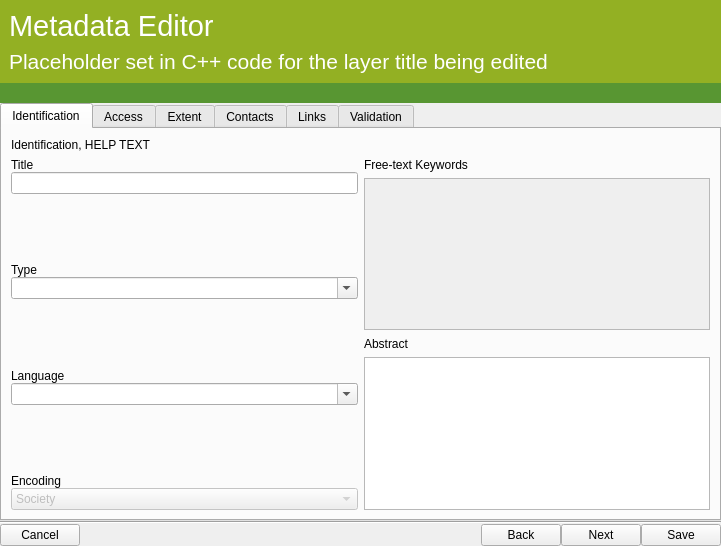
Before: the Qt Designer form src/ui/qgsmetadatawizard.ui in qgis/QGIS, drawn with Qt 5.
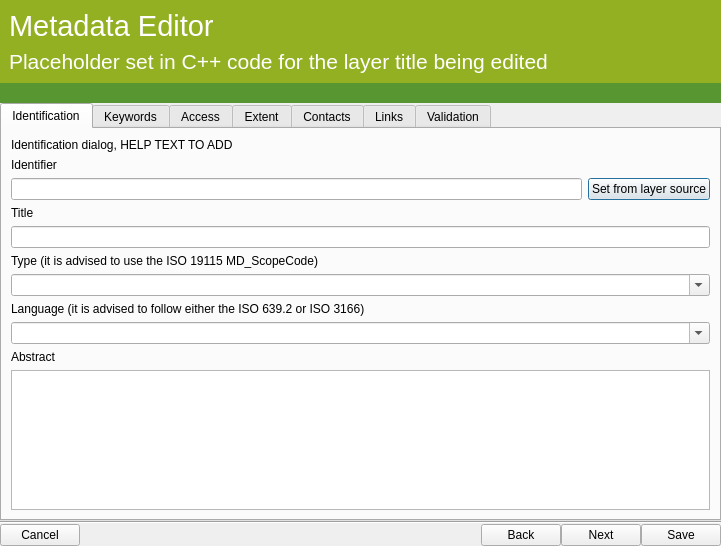
After: the same form once the commit is applied. Icons and pictures are not drawn.

Commit message: add link type CSV, add keywords

The edit to the form file:
```diff
--- a/src/ui/qgsmetadatawizard.ui
+++ b/src/ui/qgsmetadatawizard.ui
@@ -99,17 +99,31 @@
        <item>
         <widget class="QLabel" name="label_11">
          <property name="text">
-          <string>Identification, HELP TEXT</string>
+          <string>Identification dialog, HELP TEXT TO ADD</string>
+         </property>
+        </widget>
+       </item>
+       <item>
+        <widget class="QLabel" name="label_3">
+         <property name="text">
+          <string>Identifier</string>
          </property>
         </widget>
        </item>
        <item>
         <layout class="QHBoxLayout" name="horizontalLayout">
          <item>
-          <layout class="QVBoxLayout" name="verticalLayout_2">
-           <property name="spacing">
-            <number>0</number>
+          <widget class="QLineEdit" name="lineEditIdentifier"/>
+         </item>
+         <item>
+          <widget class="QPushButton" name="btnAutoSource">
+           <property name="text">
+            <string>Set from layer source</string>
            </property>
+          </widget>
+         </item>
+        </layout>
+       </item>
            <item>
             <widget class="QLabel" name="label_2">
              <property name="text">
@@ -128,22 +142,9 @@
             </widget>
            </item>
            <item>
-            <spacer name="verticalSpacer">
-             <property name="orientation">
-              <enum>Qt::Vertical</enum>
-             </property>
-             <property name="sizeHint" stdset="0">
-              <size>
-               <width>20</width>
-               <height>40</height>
-              </size>
-             </property>
-            </spacer>
-           </item>
-           <item>
-            <widget class="QLabel" name="label_3">
+        <widget class="QLabel" name="label_7">
              <property name="text">
-              <string>Type</string>
+          <string>Type (it is advised to use the ISO 19115 MD_ScopeCode)</string>
              </property>
             </widget>
            </item>
@@ -157,23 +158,10 @@
              </property>
             </widget>
            </item>
-           <item>
-            <spacer name="verticalSpacer_5">
-             <property name="orientation">
-              <enum>Qt::Vertical</enum>
-             </property>
-             <property name="sizeHint" stdset="0">
-              <size>
-               <width>20</width>
-               <height>40</height>
-              </size>
-             </property>
-            </spacer>
-           </item>
            <item>
             <widget class="QLabel" name="label_4">
              <property name="text">
-              <string>Language</string>
+          <string>Language (it is advised to follow either the ISO 639.2 or ISO 3166)</string>
              </property>
             </widget>
            </item>
@@ -188,102 +176,6 @@
             </widget>
            </item>
            <item>
-            <spacer name="verticalSpacer_6">
-             <property name="orientation">
-              <enum>Qt::Vertical</enum>
-             </property>
-             <property name="sizeHint" stdset="0">
-              <size>
-               <width>20</width>
-               <height>40</height>
-              </size>
-             </property>
-            </spacer>
-           </item>
-           <item>
-            <widget class="QLabel" name="label_8">
-             <property name="text">
-              <string>Encoding</string>
-             </property>
-            </widget>
-           </item>
-           <item>
-            <widget class="QComboBox" name="comboBox">
-             <property name="enabled">
-              <bool>false</bool>
-             </property>
-             <item>
-              <property name="text">
-               <string>Society</string>
-              </property>
-             </item>
-             <item>
-              <property name="text">
-               <string>Economy</string>
-              </property>
-             </item>
-             <item>
-              <property name="text">
-               <string>Utilities Communication</string>
-              </property>
-             </item>
-             <item>
-              <property name="text">
-               <string>Environment</string>
-              </property>
-             </item>
-             <item>
-              <property name="text">
-               <string>Oceans</string>
-              </property>
-             </item>
-            </widget>
-           </item>
-          </layout>
-         </item>
-         <item>
-          <layout class="QVBoxLayout" name="verticalLayout_3">
-           <item>
-            <widget class="QLabel" name="label_7">
-             <property name="text">
-              <string>Free-text Keywords</string>
-             </property>
-            </widget>
-           </item>
-           <item>
-            <widget class="QTextEdit" name="textEditKeywords">
-             <property name="enabled">
-              <bool>false</bool>
-             </property>
-            </widget>
-           </item>
-           <item>
-            <spacer name="verticalSpacer_3">
-             <property name="orientation">
-              <enum>Qt::Vertical</enum>
-             </property>
-             <property name="sizeHint" stdset="0">
-              <size>
-               <width>20</width>
-               <height>40</height>
-              </size>
-             </property>
-            </spacer>
-           </item>
-           <item>
-            <spacer name="verticalSpacer_2">
-             <property name="orientation">
-              <enum>Qt::Vertical</enum>
-             </property>
-             <property name="sizeHint" stdset="0">
-              <size>
-               <width>20</width>
-               <height>40</height>
-              </size>
-             </property>
-            </spacer>
-           </item>
-           <item>
             <widget class="QLabel" name="label_6">
              <property name="text">
               <string>Abstract</string>
@@ -301,6 +193,87 @@
             </widget>
            </item>
           </layout>
+     </widget>
+     <widget class="QWidget" name="tab_7">
+      <attribute name="title">
+       <string>Keywords</string>
+      </attribute>
+      <layout class="QVBoxLayout" name="verticalLayout_2">
+       <item>
+        <widget class="QLabel" name="label_17">
+         <property name="text">
+          <string>Keywords dialog, the VOCABULARY must be unique. HELP TEXT TO ADD</string>
+         </property>
+        </widget>
+       </item>
+       <item>
+        <widget class="QTableWidget" name="tabKeywords">
+         <property name="alternatingRowColors">
+          <bool>true</bool>
+         </property>
+         <property name="selectionMode">
+          <enum>QAbstractItemView::SingleSelection</enum>
+         </property>
+         <property name="selectionBehavior">
+          <enum>QAbstractItemView::SelectRows</enum>
+         </property>
+         <attribute name="horizontalHeaderStretchLastSection">
+          <bool>true</bool>
+         </attribute>
+         <column>
+          <property name="text">
+           <string>Vocabulary</string>
+          </property>
+         </column>
+         <column>
+          <property name="text">
+           <string>Keywords</string>
+          </property>
+         </column>
+        </widget>
+       </item>
+       <item>
+        <layout class="QHBoxLayout" name="horizontalLayout_5">
+         <item>
+          <widget class="QPushButton" name="btnAddVocabulary">
+           <property name="toolTip">
+            <string>Add class</string>
+           </property>
+           <property name="icon">
+            <iconset resource="../../images/images.qrc">
+             <normaloff>:/images/themes/default/symbologyAdd.svg</normaloff>:/images/themes/default/symbologyAdd.svg</iconset>
+           </property>
+           <property name="autoDefault">
+            <bool>false</bool>
+           </property>
+          </widget>
+         </item>
+         <item>
+          <widget class="QPushButton" name="btnRemoveVocabulary">
+           <property name="toolTip">
+            <string>Delete</string>
+           </property>
+           <property name="icon">
+            <iconset resource="../../images/images.qrc">
+             <normaloff>:/images/themes/default/symbologyRemove.svg</normaloff>:/images/themes/default/symbologyRemove.svg</iconset>
+           </property>
+           <property name="autoDefault">
+            <bool>false</bool>
+           </property>
+          </widget>
+         </item>
+         <item>
+          <spacer name="horizontalSpacer_5">
+           <property name="orientation">
+            <enum>Qt::Horizontal</enum>
+           </property>
+           <property name="sizeHint" stdset="0">
+            <size>
+             <width>40</width>
+             <height>20</height>
+            </size>
+           </property>
+          </spacer>
          </item>
         </layout>
        </item>
```
Left out of the diff: 93 changed lines with no effect on the pictures. Lines whose indentation alone changed are shown as unchanged. The commit also changes 3 other files.
